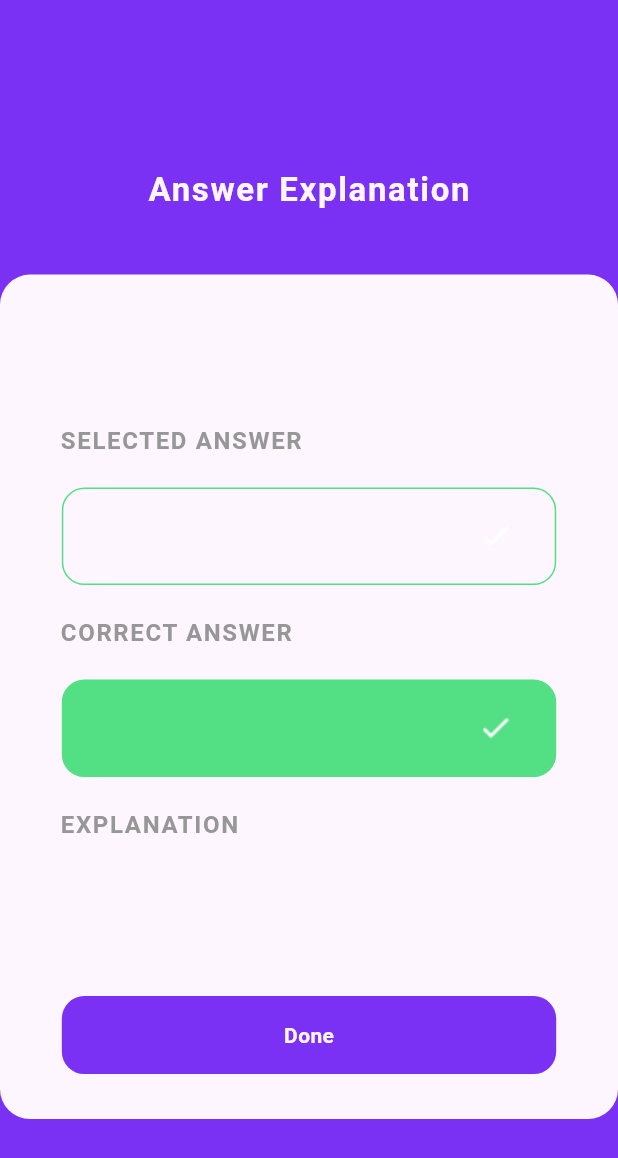
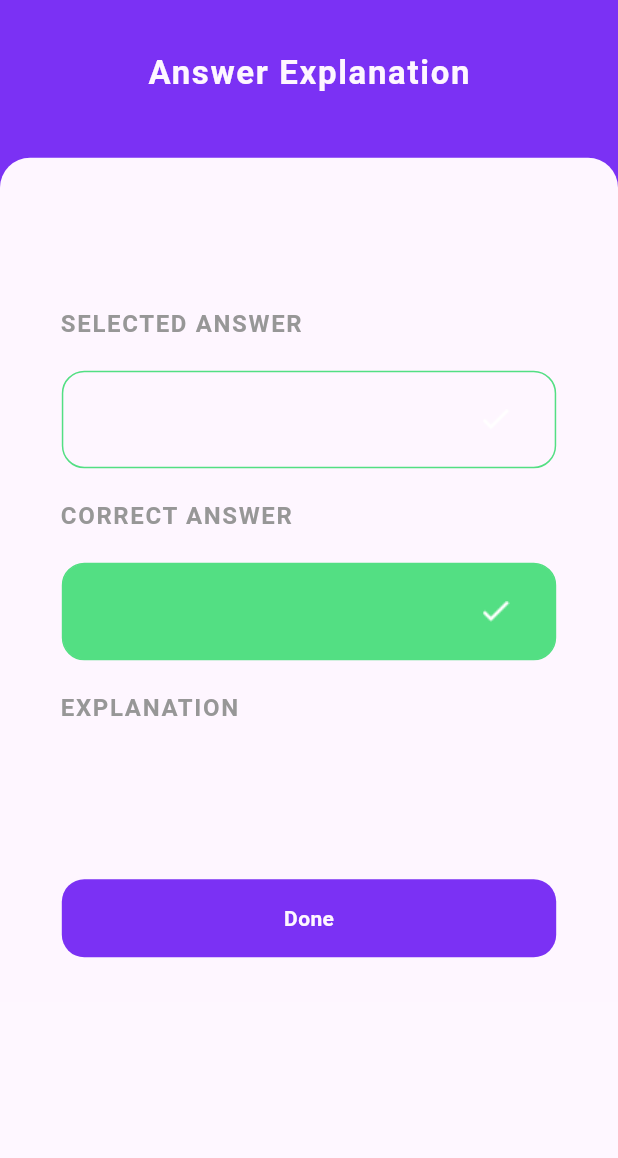
Before and after one commit to Aminebht/Solution-Challenge, a Flutter app: the OneAnswer screen opened directly with empty values, on a phone screen of 412 x 824 dp. Shown: the top 1158 px of the screen. Run offline on Flutter 3.47's test engine with Material 3 defaults, Android fonts, the phone set to English and light mode, and no system bars; our stand-ins replace dio, firebase_auth, firebase_core, firebase_database, hive, hive_flutter and 2 more; missing offline and left inert: simple_fontellico_progress_dialog; accounts and stored records are empty.

Commit message:
'nomoreoverflow

```diff
--- a/app_0/lib/Answers.dart
+++ b/app_0/lib/Answers.dart
@@ -44,11 +44,11 @@ class _AnswersPageState extends State<Answers> {
 
     return Scaffold(
       body: Container(
-        decoration: BoxDecoration(
+        decoration: const BoxDecoration(
           gradient: LinearGradient(
             begin: Alignment.topCenter,
             end: Alignment.bottomCenter,
-            colors: [const Color(0xFF7B31F4), Colors.white],
+            colors: [Color(0xFF7B31F4),Color(0xFFFEF6FF)],
             stops: [0.5, 0.5],
           ),
         ),
--- a/app_0/lib/DoneQuestions.dart
+++ b/app_0/lib/DoneQuestions.dart
@@ -111,7 +111,7 @@ class DoneQuestions extends StatelessWidget {
                       children: [
                         _buildInfoElement(
                             'CORRECT ANSWER', '$numberOfCorrectAnswers'),
-                        SizedBox(width: 130),
+                        SizedBox(width: 60),
                         _buildInfoElement('ACCURACY', '$accuracy%'),
                         SizedBox(width: 55),
                       ],
@@ -123,7 +123,7 @@ class DoneQuestions extends StatelessWidget {
                       crossAxisAlignment: CrossAxisAlignment.start,
                       children: [
                         _buildInfoElement('TIMER OUT', '$numberOfTimeOut'),
-                        SizedBox(width: 170),
+                        SizedBox(width: 100),
                         _buildInfoElement(
                             'INCORRECT ANSWER', '$numberOfIncorrectAnswers'),
                       ],
--- a/app_0/lib/OneAnswer.dart
+++ b/app_0/lib/OneAnswer.dart
@@ -41,8 +41,15 @@ class _AnswersPageState extends State<OneAnswer> {
     screenWidth = MediaQuery.of(context).size.width;
 
     return Scaffold(
-      backgroundColor: const Color(0xFF7B31F4),
-      body: Center(
+      body: Container(
+        decoration: const BoxDecoration(
+          gradient: LinearGradient(
+            begin: Alignment.topCenter,
+            end: Alignment.bottomCenter,
+            colors: [Color(0xFF7B31F4),Color(0xFFFEF6FF)],
+            stops: [0.5, 0.5],
+          ),
+        ),
         child: SingleChildScrollView(
           child: Column(
             children: [
--- a/app_0/lib/SignIn.dart
+++ b/app_0/lib/SignIn.dart
@@ -4,8 +4,6 @@ import 'package:EducationALL/api_urls.dart';
 import 'package:EducationALL/Home.dart';
 import 'package:EducationALL/SignUp.dart';
 import 'package:EducationALL/my_data.dart';
-import 'package:EducationALL/my_data_adapter.dart';
-import 'dart:convert';
 import 'package:dio/dio.dart';
 import 'package:flutter/gestures.dart';
 import 'package:flutter/material.dart';
@@ -416,6 +414,7 @@ Future<int> signInWithEmailAndPassword(
     } else {
       return 1;
     }
+  // ignore: deprecated_member_use
   } on DioError catch (e) {
     // Handle DioException separately
     // Check if it's a connection error
--- a/app_0/lib/SignUp.dart
+++ b/app_0/lib/SignUp.dart
@@ -274,7 +274,7 @@ class SignUp extends StatelessWidget {
                           }
                         },
                         style: ElevatedButton.styleFrom(
-                          primary: Color(0xFF7B31F4),
+                          backgroundColor: Color(0xFF7B31F4),
                           shape: RoundedRectangleBorder(
                             borderRadius: BorderRadius.circular(30),
                           ),
@@ -451,6 +451,7 @@ class SignUp extends StatelessWidget {
       // Handle Firebase Authentication exceptions
       print("Firebase Exception: $firebaseException");
       _showErrorPopup(context, 'Firebase Exception: $firebaseException');
+    // ignore: deprecated_member_use
     } on DioError catch (dioError) {
       // Handle Dio exceptions (Django server request)
       print("Dio Exception: $dioError");
--- a/app_0/lib/api_urls.dart
+++ b/app_0/lib/api_urls.dart
@@ -1,9 +1,8 @@
 // api_urls.dart
 
 class APIUrls {
-  static const String baseUrl = 'http://127.0.0.1:8000';
-  static const String problemsearchURL =
-      '/api/problem-search/'; //'/api/get-problems-by-score/';
+  static const String baseUrl = 'https://63e5-165-51-74-198.ngrok-free.app';
+  static const String problemsearchURL ='/api/get-problems-by-score'; //'/api/get-problems-by-score/';
   static const String userstatsURL = '$baseUrl/api/user/stats';
   static const String userscoresURL = '$baseUrl/api/user/scores/';
   static const String userhistoryURL = '$baseUrl/api/user/history/';
--- a/app_0/pubspec.yaml
+++ b/app_0/pubspec.yaml
@@ -39,7 +39,6 @@ dependencies:
   dio: ^5.4.0
   simple_fontellico_progress_dialog: ^0.3.0
   firebase_database: ^10.1.0
-  firebase_storage: ^11.6.5
   # The following adds the Cupertino Icons font to your application.
   # Use with the CupertinoIcons class for iOS style icons.
   cupertino_icons: ^1.0.2
```
Also changed, not shown: app_0/lib/ChooseForm.dart (+3 -9 lines), app_0/lib/ChooseSubject.dart (+11 -2 lines), app_0/lib/Profile.dart (+1 -32 lines), app_0/lib/chooselesson.dart (+7 -13 lines), app_0/lib/questions.dart (+14 -4 lines), app_0/pubspec.lock, 4 other files.
